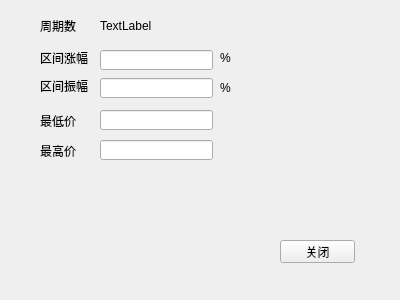
spartawwy/StkForecast, file StockSystem/statisticdlg.ui: the form before one commit.
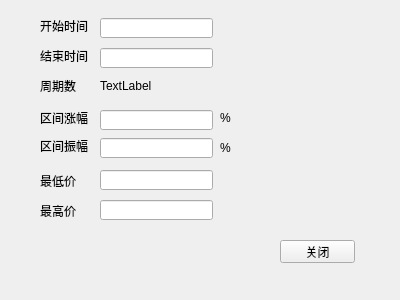
The form after the commit.

The edit to the form file:
```diff
--- a/StockSystem/statisticdlg.ui
+++ b/StockSystem/statisticdlg.ui
@@ -17,7 +17,7 @@
    <property name="geometry">
     <rect>
      <x>40</x>
-     <y>42</y>
+     <y>102</y>
      <width>51</width>
      <height>31</height>
     </rect>
@@ -30,7 +30,7 @@
    <property name="geometry">
     <rect>
      <x>40</x>
-     <y>110</y>
+     <y>170</y>
      <width>51</width>
      <height>21</height>
     </rect>
@@ -43,7 +43,7 @@
    <property name="geometry">
     <rect>
      <x>100</x>
-     <y>50</y>
+     <y>110</y>
      <width>113</width>
      <height>20</height>
     </rect>
@@ -53,7 +53,7 @@
    <property name="geometry">
     <rect>
      <x>100</x>
-     <y>110</y>
+     <y>170</y>
      <width>113</width>
      <height>20</height>
     </rect>
@@ -63,7 +63,7 @@
    <property name="geometry">
     <rect>
      <x>100</x>
-     <y>140</y>
+     <y>200</y>
      <width>113</width>
      <height>20</height>
     </rect>
@@ -73,7 +73,7 @@
    <property name="geometry">
     <rect>
      <x>40</x>
-     <y>140</y>
+     <y>200</y>
      <width>51</width>
      <height>21</height>
     </rect>
@@ -86,7 +86,7 @@
    <property name="geometry">
     <rect>
      <x>40</x>
-     <y>10</y>
+     <y>70</y>
      <width>51</width>
      <height>31</height>
     </rect>
@@ -99,7 +99,7 @@
    <property name="geometry">
     <rect>
      <x>100</x>
-     <y>10</y>
+     <y>70</y>
      <width>91</width>
      <height>31</height>
     </rect>
@@ -125,7 +125,7 @@
    <property name="geometry">
     <rect>
      <x>100</x>
-     <y>78</y>
+     <y>138</y>
      <width>113</width>
      <height>20</height>
     </rect>
@@ -135,7 +135,7 @@
    <property name="geometry">
     <rect>
      <x>40</x>
-     <y>70</y>
+     <y>130</y>
      <width>51</width>
      <height>31</height>
     </rect>
@@ -148,7 +148,7 @@
    <property name="geometry">
     <rect>
      <x>220</x>
-     <y>50</y>
+     <y>110</y>
      <width>21</width>
      <height>16</height>
     </rect>
@@ -161,7 +161,7 @@
    <property name="geometry">
     <rect>
      <x>220</x>
-     <y>80</y>
+     <y>140</y>
      <width>21</width>
      <height>16</height>
     </rect>
@@ -170,6 +170,52 @@
     <string>%</string>
    </property>
   </widget>
+  <widget class="QLineEdit" name="le_end_date">
+   <property name="geometry">
+    <rect>
+     <x>100</x>
+     <y>48</y>
+     <width>113</width>
+     <height>20</height>
+    </rect>
+   </property>
+  </widget>
+  <widget class="QLabel" name="label_8">
+   <property name="geometry">
+    <rect>
+     <x>40</x>
+     <y>40</y>
+     <width>51</width>
+     <height>31</height>
+    </rect>
+   </property>
+   <property name="text">
+    <string>结束时间</string>
+   </property>
+  </widget>
+  <widget class="QLabel" name="label_9">
+   <property name="geometry">
+    <rect>
+     <x>40</x>
+     <y>10</y>
+     <width>51</width>
+     <height>31</height>
+    </rect>
+   </property>
+   <property name="text">
+    <string>开始时间</string>
+   </property>
+  </widget>
+  <widget class="QLineEdit" name="le_start_date">
+   <property name="geometry">
+    <rect>
+     <x>100</x>
+     <y>18</y>
+     <width>113</width>
+     <height>20</height>
+    </rect>
+   </property>
+  </widget>
  </widget>
  <resources/>
  <connections/>
```
